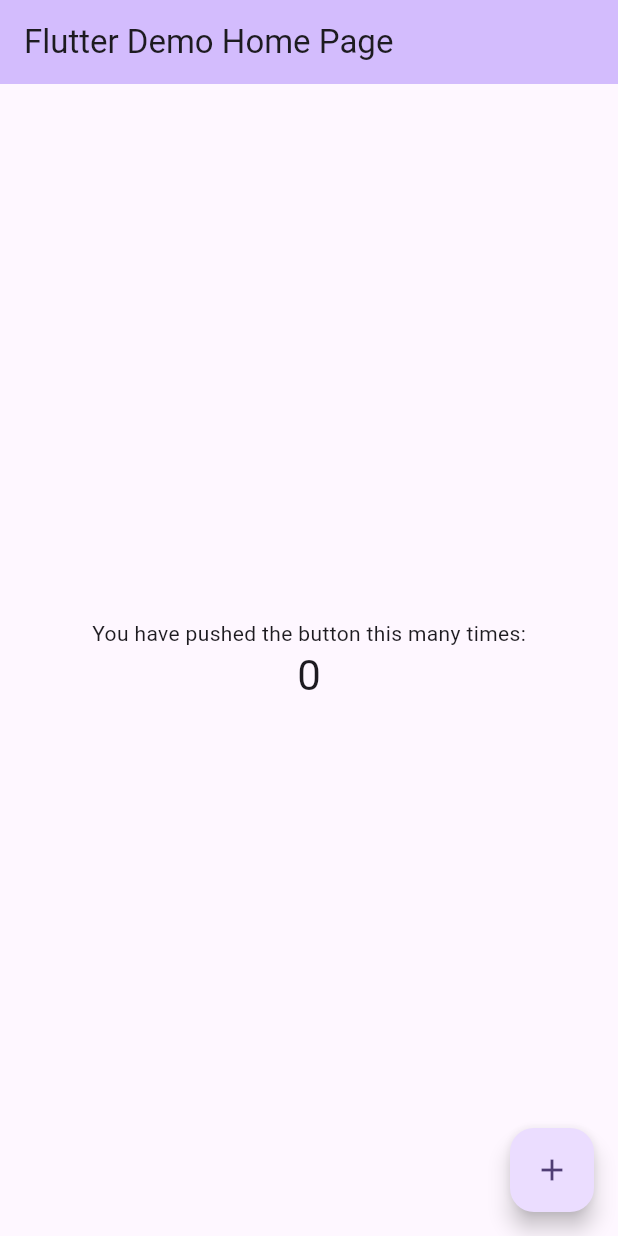
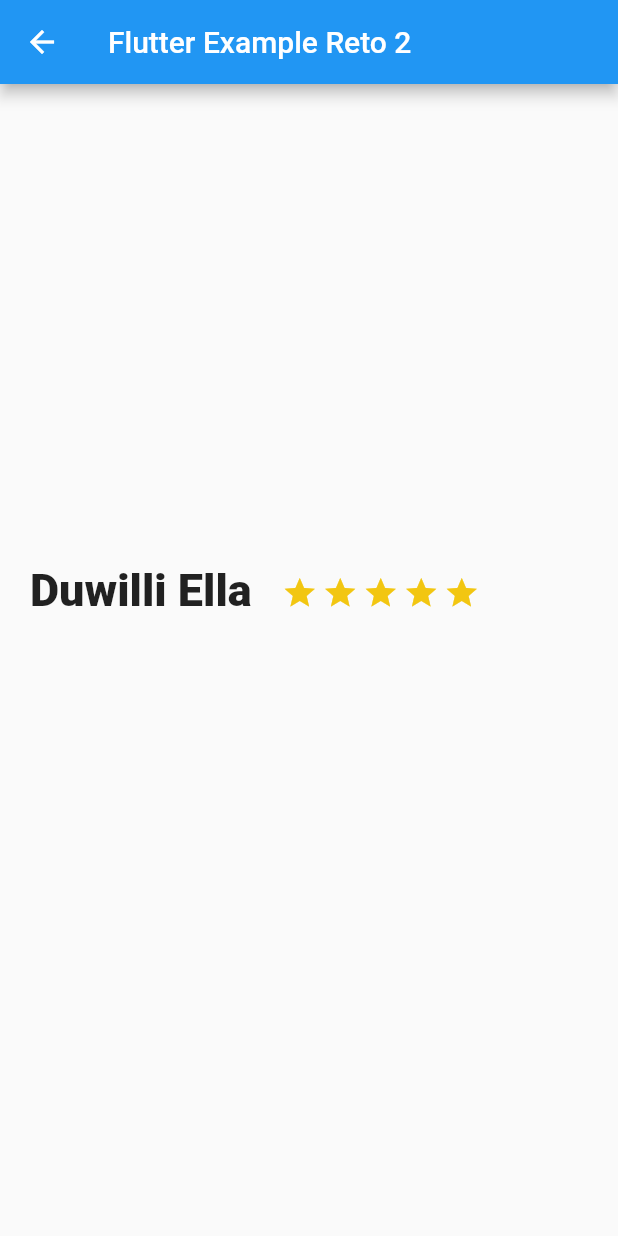
Before and after one commit to IngDonovan/flutter_mobile, a Flutter app: the screen it shows after launch, on a phone screen of 412 x 824 dp. Run offline on Flutter 3.47's test engine with Material 2 defaults, Android fonts, the phone set to English and light mode, and no system bars.

Commit message:
description place

```diff
--- /dev/null
+++ b/lib/description_place.dart
@@ -0,0 +1,36 @@
+import 'package:flutter/material.dart';
+
+class DescriptionPlace extends StatelessWidget {
+  const DescriptionPlace({super.key});
+
+  @override
+  Widget build(BuildContext context) {
+    final star = Container(
+      margin: EdgeInsets.only(
+        top: 323.0,
+        right: 3.0,
+      ),
+      child: Icon(
+        Icons.star,
+        color: Color(0xFFF2C611),
+      ),
+    );
+
+    final tittle_stars = Row(
+      children: <Widget>[
+        Container(
+          margin: EdgeInsets.only(top: 320.0, left: 20.0, right: 20.0),
+          child: Text(
+            "Duwilli Ella",
+            style: TextStyle(fontSize: 30.0, fontWeight: FontWeight.w900),
+            textAlign: TextAlign.left,
+          ),
+        ),
+        Row(
+          children: <Widget>[star, star, star, star, star],
+        )
+      ],
+    );
+    return tittle_stars;
+  }
+}
--- a/lib/main.dart
+++ b/lib/main.dart
@@ -1,4 +1,5 @@
 import 'package:flutter/material.dart';
+import 'description_place.dart';
 
 void main() {
   runApp(const MyApp());
@@ -12,41 +13,17 @@ class MyApp extends StatelessWidget {
   Widget build(BuildContext context) {
     return MaterialApp(
       title: 'Flutter Demo',
+      debugShowCheckedModeBanner: false,
       theme: ThemeData(
-        // This is the theme of your application.
-        //
-        // TRY THIS: Try running your application with "flutter run". You'll see
-        // the application has a blue toolbar. Then, without quitting the app,
-        // try changing the seedColor in the colorScheme below to Colors.green
-        // and then invoke "hot reload" (save your changes or press the "hot
-        // reload" button in a Flutter-supported IDE, or press "r" if you used
-        // the command line to start the app).
-        //
-        // Notice that the counter didn't reset back to zero; the application
-        // state is not lost during the reload. To reset the state, use hot
-        // restart instead.
-        //
-        // This works for code too, not just values: Most code changes can be
-        // tested with just a hot reload.
-        colorScheme: ColorScheme.fromSeed(seedColor: Colors.deepPurple),
-        useMaterial3: true,
+        primarySwatch: Colors.blue,
       ),
-      home: const MyHomePage(title: 'Flutter Demo Home Page'),
+      home: const MyHomePage(title: 'Flutter Example Reto 2'),
     );
   }
 }
 
 class MyHomePage extends StatefulWidget {
   const MyHomePage({super.key, required this.title});
-
-  // This widget is the home page of your application. It is stateful, meaning
-  // that it has a State object (defined below) that contains fields that affect
-  // how it looks.
-
-  // This class is the configuration for the state. It holds the values (in this
-  // case the title) provided by the parent (in this case the App widget) and
-  // used by the build method of the State. Fields in a Widget subclass are
-  // always marked "final".
 
   final String title;
 
@@ -55,71 +32,14 @@ class MyHomePage extends StatefulWidget {
 }
 
 class _MyHomePageState extends State<MyHomePage> {
-  int _counter = 0;
-
-  void _incrementCounter() {
-    setState(() {
-      // This call to setState tells the Flutter framework that something has
-      // changed in this State, which causes it to rerun the build method below
-      // so that the display can reflect the updated values. If we changed
-      // _counter without calling setState(), then the build method would not be
-      // called again, and so nothing would appear to happen.
-      _counter++;
-    });
-  }
-
   @override
   Widget build(BuildContext context) {
-    // This method is rerun every time setState is called, for instance as done
-    // by the _incrementCounter method above.
-    //
-    // The Flutter framework has been optimized to make rerunning build methods
-    // fast, so that you can just rebuild anything that needs updating rather
-    // than having to individually change instances of widgets.
     return Scaffold(
       appBar: AppBar(
-        // TRY THIS: Try changing the color here to a specific color (to
-        // Colors.amber, perhaps?) and trigger a hot reload to see the AppBar
-        // change color while the other colors stay the same.
-        backgroundColor: Theme.of(context).colorScheme.inversePrimary,
-        // Here we take the value from the MyHomePage object that was created by
-        // the App.build method, and use it to set our appbar title.
+        leading: const Icon(Icons.arrow_back),
         title: Text(widget.title),
       ),
-      body: Center(
-        // Center is a layout widget. It takes a single child and positions it
-        // in the middle of the parent.
-        child: Column(
-          // Column is also a layout widget. It takes a list of children and
-          // arranges them vertically. By default, it sizes itself to fit its
-          // children horizontally, and tries to be as tall as its parent.
-          //
-          // Column has various properties to control how it sizes itself and
-          // how it positions its children. Here we use mainAxisAlignment to
-          // center the children vertically; the main axis here is the vertical
-          // axis because Columns are vertical (the cross axis would be
-          // horizontal).
-          //
-          // TRY THIS: Invoke "debug painting" (choose the "Toggle Debug Paint"
-          // action in the IDE, or press "p" in the console), to see the
-          // wireframe for each widget.
-          mainAxisAlignment: MainAxisAlignment.center,
-          children: <Widget>[
-            const Text(
-              'You have pushed the button this many times:',
-            ),
-            Text(
-              '$_counter',
-              style: Theme.of(context).textTheme.headlineMedium,
-            ),
-          ],
-        ),
-      ),
-      floatingActionButton: FloatingActionButton(
-        onPressed: _incrementCounter,
-        tooltip: 'Increment',
-        child: const Icon(Icons.add),
-      ), // This trailing comma makes auto-formatting nicer for build methods.
+      body: new DescriptionPlace(),
     );
   }
 }
```
